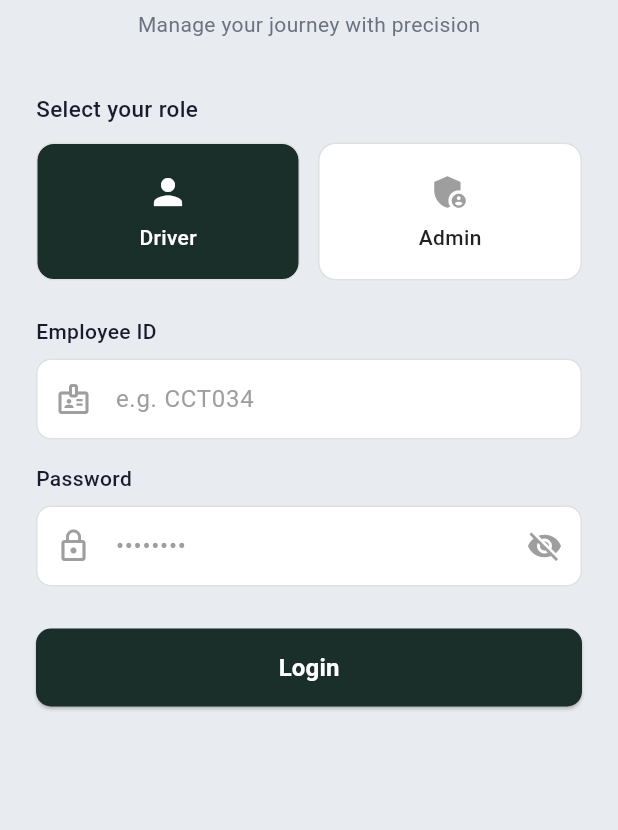
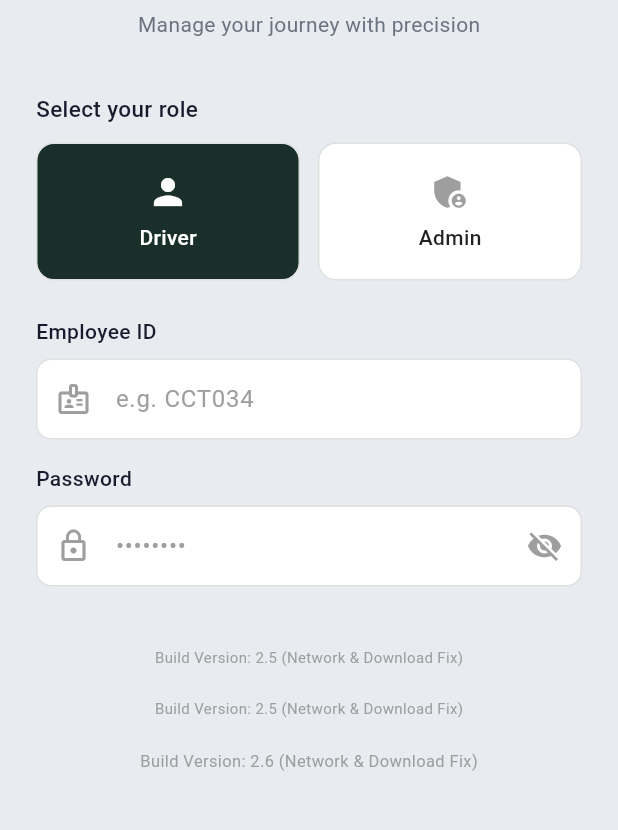
Before and after one commit to Kavya-1205/FleetConnect, a Flutter app: the screen it shows after launch, on a phone screen of 412 x 824 dp, the part 270-1100 px from its top. Run offline on Flutter 3.47's test engine with Material 3 defaults, Android fonts, the phone set to English and light mode, and no system bars; our stand-ins replace image_picker, permission_handler, share_plus, shared_preferences; missing offline and left inert: excel.

Commit message:
Fix UI markers and diagnostic logs (properly)

```diff
--- a/mobile_app/lib/login_screen.dart
+++ b/mobile_app/lib/login_screen.dart
@@ -31,7 +31,7 @@ class _LoginScreenState extends State<LoginScreen> {
       empIdController.text,
       passwordController.text,
       selectedRole,
-    );
+    ).timeout(const Duration(seconds: 15));
 
     setState(() => _isLoading = false);
     if (!mounted) return;
@@ -202,20 +202,20 @@ class _LoginScreenState extends State<LoginScreen> {
                 ),
               ),
               const SizedBox(height: 28),
-              SizedBox(
-                width: double.infinity, height: 52,
-                child: ElevatedButton(
-                  onPressed: _isLoading ? null : login,
-                  style: ElevatedButton.styleFrom(
-                    backgroundColor: const Color(0xFF1A2E2A),
-                    shape: RoundedRectangleBorder(
-                        borderRadius: BorderRadius.circular(10))),
-                  child: _isLoading
-                      ? const CircularProgressIndicator(color: Colors.white)
-                      : const Text("Login", style: TextStyle(
-                          color: Colors.white, fontSize: 16,
-                          fontWeight: FontWeight.w600)),
-                ),
+              const SizedBox(height: 12),
+              const Center(
+                child: Text("Build Version: 2.5 (Network & Download Fix)",
+                    style: TextStyle(fontSize: 10, color: Colors.grey)),
+              ),
+              const SizedBox(height: 20),
+              const Center(
+                child: Text("Build Version: 2.5 (Network & Download Fix)",
+                    style: TextStyle(fontSize: 10, color: Colors.grey)),
+              ),
+              const SizedBox(height: 20),
+              const Center(
+                child: Text("Build Version: 2.6 (Network & Download Fix)",
+                    style: TextStyle(fontSize: 11, color: Colors.grey)),
               ),
             ],
           ),
--- a/mobile_app/lib/screens/admin_screen.dart
+++ b/mobile_app/lib/screens/admin_screen.dart
@@ -33,8 +33,12 @@ Future<void> downloadAsXlsx(BuildContext context, String sheetName,
     final timestamp = DateTime.now().millisecondsSinceEpoch;
     final fileName = '${sheetName}_$timestamp.xlsx';
 
+    final bytes = excel.encode();
+    debugPrint("EXCEL_BYTES: ${bytes?.length ?? 0}");
+    if (bytes != null) {
       if (kIsWeb) {
         // ✅ Web-specific download logic (triggers browser download)
+        debugPrint("EXCEL: Triggering Web download for $fileName");
         excel.save(fileName: fileName);
         if (context.mounted) {
           ScaffoldMessenger.of(context).showSnackBar(
@@ -47,8 +51,6 @@ Future<void> downloadAsXlsx(BuildContext context, String sheetName,
       // ✅ Mobile/Desktop logic
       final dir = await getTemporaryDirectory(); // Use temporary directory for sharing
       final file = File('${dir.path}/$fileName');
-    final bytes = excel.encode();
-    if (bytes != null) {
       await file.writeAsBytes(bytes);
       // Share the file so user can save it to Downloads / any location
       await Share.shareXFiles(
--- a/mobile_app/lib/screens/fuel_screen.dart
+++ b/mobile_app/lib/screens/fuel_screen.dart
@@ -220,8 +220,11 @@ class _FuelScreenState extends State<FuelScreen> {
     try {
       String? base64Image;
       if (activeBillImage != null) {
+        debugPrint("FUEL_UPLOAD: Reading image bytes...");
         final bytes = await activeBillImage!.readAsBytes();
+        debugPrint("FUEL_UPLOAD: Image size = ${bytes.length} bytes");
         base64Image = base64Encode(bytes);
+        debugPrint("FUEL_UPLOAD: Base64 length = ${base64Image.length}");
       }
       await ApiService.addFuelEntry(
         tripId: activeTripId,
```
Also changed, not shown: 1 other file. Lines whose indentation alone changed are shown as unchanged.
